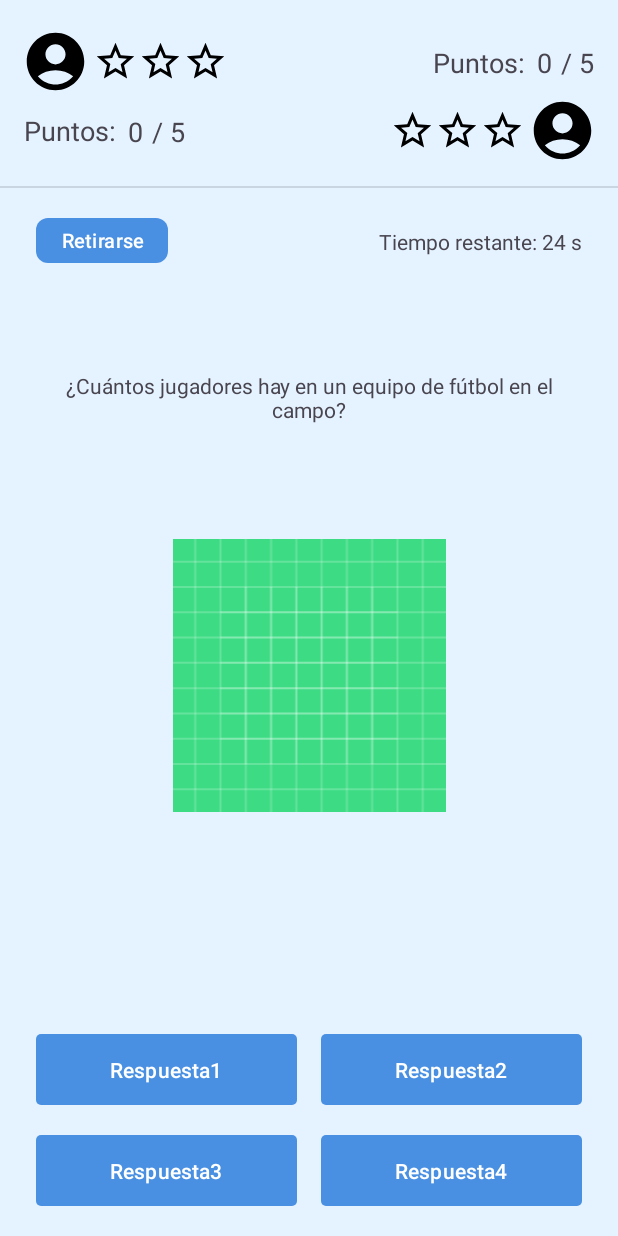
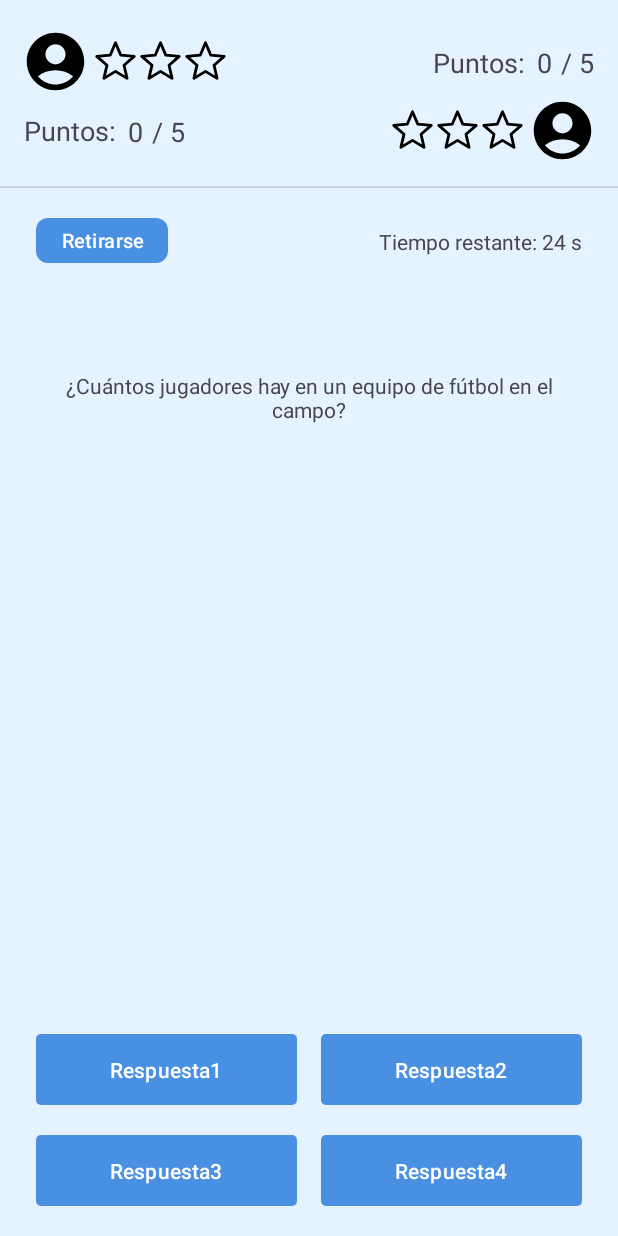
Before and after one commit to XoseManel2005/quizzbattlefe, an Android app: the QuestionActivity screen opened directly, with no data from a screen before it, on a phone screen of 412 x 824 dp. Run offline under Robolectric (Android 15) with nearby library versions, the phone set to English and light mode, and no system bars; our stand-ins replace CircleImageView; 1 statement that could not run was skipped.

Commit message:
Ajustes visuales

```diff
--- a/app/src/main/java/com/xose/quizzbattle/ui/CategoryActivity.kt
+++ b/app/src/main/java/com/xose/quizzbattle/ui/CategoryActivity.kt
@@ -7,6 +7,7 @@ import androidx.appcompat.app.AppCompatActivity
 import android.os.Bundle
 import android.util.Base64
 import android.util.Log
+import android.view.View
 import android.widget.Button
 import android.widget.ImageView
 import android.widget.TextView
@@ -94,6 +95,11 @@ class CategoryActivity : AppCompatActivity() {
 
         val imgCategory = findViewById<ImageView>(R.id.imgQuestion)
         val withdraw = findViewById<Button>(R.id.btnWithdraw)
+        withdraw.visibility = View.INVISIBLE
+        val tvSelectingCategory = findViewById<TextView>(R.id.tvSelectingCategory)
+        tvSelectingCategory.visibility = View.INVISIBLE
+
+
 
         val gameService = ApiClient.getGameService(this@CategoryActivity)
 
--- a/app/src/main/java/com/xose/quizzbattle/ui/FriendshipsActivity.kt
+++ b/app/src/main/java/com/xose/quizzbattle/ui/FriendshipsActivity.kt
@@ -71,8 +71,8 @@ class FriendshipsActivity : AppCompatActivity() {
             .commit()
 
 
-        val colorSelected = Color.parseColor("#56000000") // más oscuro
-        val colorUnselected = Color.parseColor("#00000000") // transparente
+        val colorSelected = Color.parseColor("#CBE5FF")
+        val colorUnselected = Color.parseColor("#4A90E2")
 
         // Cambiar colores
         btnSolicitudes.backgroundTintList = ColorStateList.valueOf(colorSelected)
--- a/app/src/main/res/drawable/baseline_star_off.xml
+++ b/app/src/main/res/drawable/baseline_star_off.xml
@@ -1,5 +1,14 @@
-<vector android:height="24dp" android:tint="#000000"
-    android:viewportHeight="24" android:viewportWidth="24"
-    android:width="24dp" xmlns:android="http://schemas.android.com/apk/res/android">
-    <path android:fillColor="@android:color/white" android:pathData="M22,9.24l-7.19,-0.62L12,2 9.19,8.63 2,9.24l5.46,4.73L5.82,21 12,17.27 18.18,21l-1.63,-7.03L22,9.24zM12,15.4l-3.76,2.27 1,-4.28 -3.32,-2.88 4.38,-0.38L12,6.1l1.71,4.04 4.38,0.38 -3.32,2.88 1,4.28L12,15.4z"/>
+<vector xmlns:android="http://schemas.android.com/apk/res/android"
+    android:width="24dp"
+    android:height="24dp"
+    android:viewportWidth="24"
+    android:viewportHeight="24">
+
+    <!-- Solo el borde negro -->
+    <path
+        android:strokeColor="#000000"
+        android:strokeWidth="1.5"
+        android:strokeLineJoin="round"
+        android:strokeLineCap="round"
+        android:pathData="M22,9.24l-7.19,-0.62L12,2 9.19,8.63 2,9.24l5.46,4.73L5.82,21 12,17.27 18.18,21l-1.63,-7.03L22,9.24z" />
 </vector>
--- a/app/src/main/res/drawable/baseline_star_on.xml
+++ b/app/src/main/res/drawable/baseline_star_on.xml
@@ -4,14 +4,16 @@
     android:viewportWidth="24"
     android:viewportHeight="24">
 
-    <!-- Base amarilla -->
+    <!-- Borde negro -->
+    <path
+        android:strokeColor="#000000"
+        android:strokeWidth="1.5"
+        android:strokeLineJoin="round"
+        android:strokeLineCap="round"
+        android:pathData="M22,9.24l-7.19,-0.62L12,2 9.19,8.63 2,9.24l5.46,4.73L5.82,21 12,17.27 18.18,21l-1.63,-7.03L22,9.24z" />
+
+    <!-- Interior amarillo -->
     <path
         android:fillColor="#FFD600"
-        android:pathData="M12,17.27L18.18,21l-1.64,-7.03L22,9.24l-7.19,-0.61L12,2 9.19,8.63 2,9.24l5.46,4.73L5.82,21z"/>
-
-    <!-- Simulación de brillo con contorno interior -->
-    <path
-        android:fillColor="#72FBE72E"
-        android:fillAlpha="0.6"
-        android:pathData="M12,15.5L17,19l-1.2,-5.3L20.5,10l-5.3,-0.4L12,4.5 8.8,9.6 3.5,10l4.7,3.7L7,19z"/>
+        android:pathData="M22,9.24l-7.19,-0.62L12,2 9.19,8.63 2,9.24l5.46,4.73L5.82,21 12,17.27 18.18,21l-1.63,-7.03L22,9.24z" />
 </vector>
--- a/app/src/main/res/layout/activity_category.xml
+++ b/app/src/main/res/layout/activity_category.xml
@@ -27,11 +27,10 @@
         android:layout_width="wrap_content"
         android:layout_height="wrap_content"
         android:text="La categoria de la pregunta es..."
-        android:layout_marginTop="15dp"
         app:layout_constraintBottom_toTopOf="@+id/imgQuestion"
         app:layout_constraintEnd_toEndOf="parent"
         app:layout_constraintStart_toStartOf="parent"
-        app:layout_constraintTop_toBottomOf="@+id/tvSelectingCategory" />
+        app:layout_constraintTop_toBottomOf="@+id/divider" />
 
     <Button
         android:id="@+id/btnWithdraw"
--- a/app/src/main/res/layout/activity_profile.xml
+++ b/app/src/main/res/layout/activity_profile.xml
@@ -147,7 +147,7 @@
                 android:id="@+id/tvTotalGames"
                 android:layout_width="wrap_content"
                 android:layout_height="wrap_content"
-                android:text="37"
+                android:text="-"
                 android:textColor="@android:color/black"
                 android:textSize="24sp"
                 android:textStyle="bold" />
@@ -189,7 +189,7 @@
                 android:id="@+id/tvWonGames"
                 android:layout_width="wrap_content"
                 android:layout_height="wrap_content"
-                android:text="22"
+                android:text="-"
                 android:textColor="@android:color/black"
                 android:textSize="24sp"
                 android:textStyle="bold" />
@@ -230,7 +230,7 @@
                 android:id="@+id/tvFriends"
                 android:layout_width="wrap_content"
                 android:layout_height="wrap_content"
-                android:text="8"
+                android:text="-"
                 android:textColor="@android:color/black"
                 android:textSize="24sp"
                 android:textStyle="bold" />
--- a/app/src/main/res/layout/activity_question.xml
+++ b/app/src/main/res/layout/activity_question.xml
@@ -228,7 +228,6 @@
         android:layout_width="0dp"
         android:layout_height="0dp"
         android:scaleType="fitCenter"
-        android:src="@drawable/ic_launcher_background"
         android:layout_marginTop="35dp"
         android:layout_marginStart="24dp"
         android:layout_marginEnd="24dp"
```
Also changed, not shown: app/src/main/res/drawable/friends.png.
